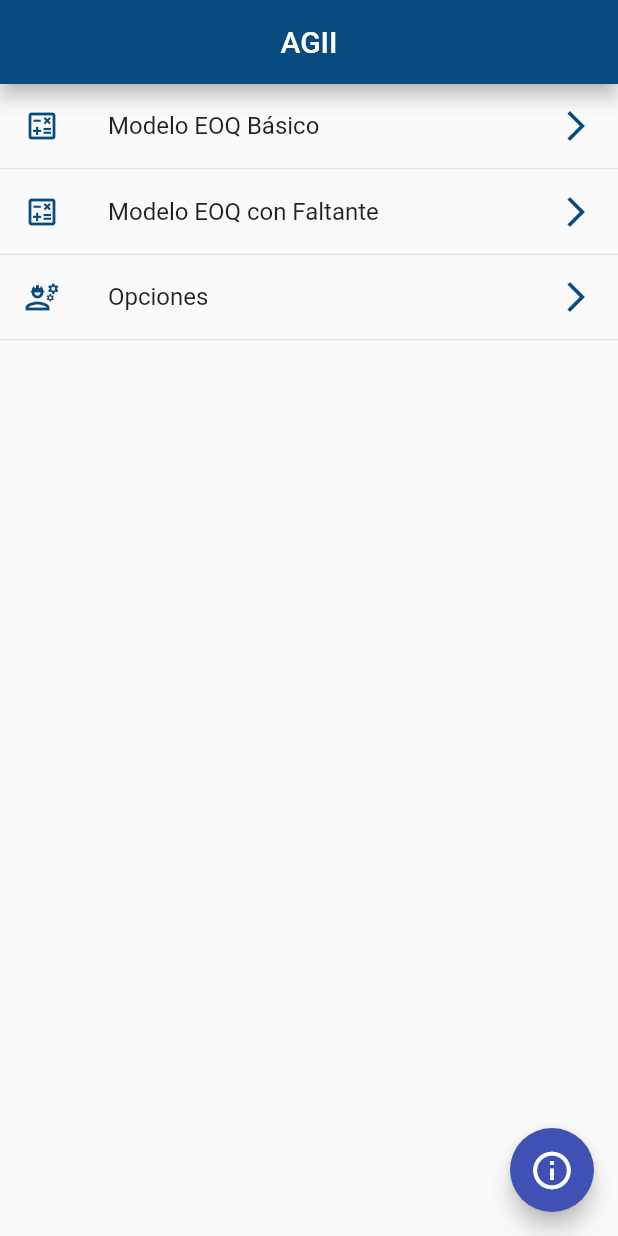
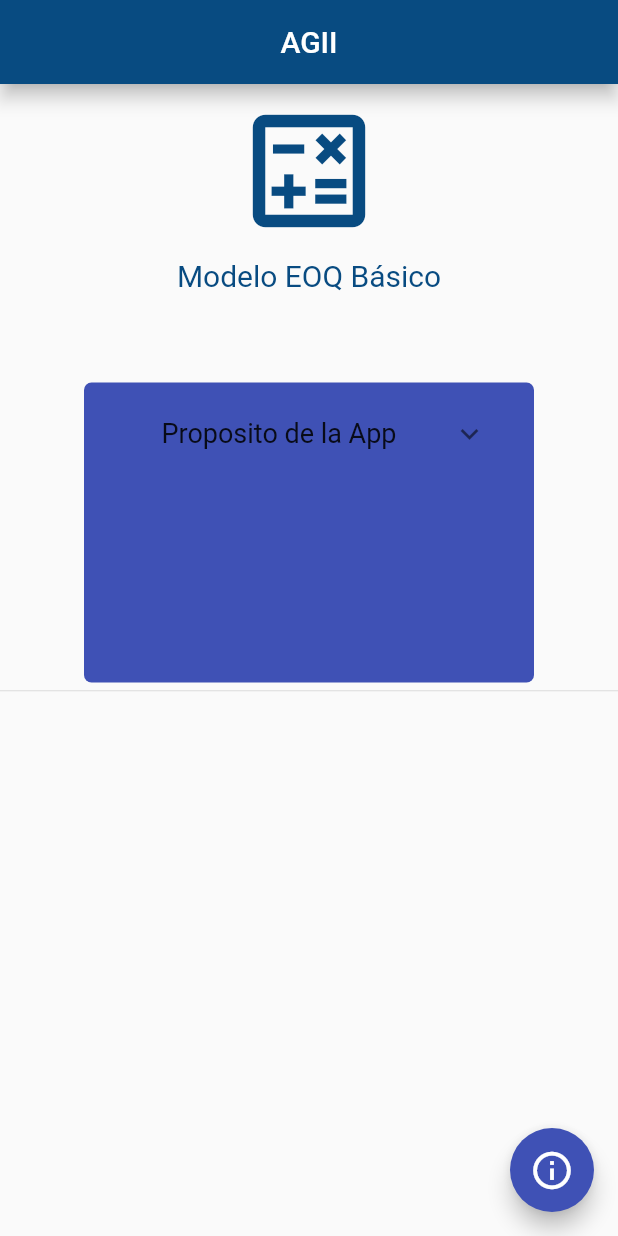
Before and after one commit to Develocrist/alphagii, a Flutter app: the screen it shows after launch, on a phone screen of 412 x 824 dp. Run offline on Flutter 3.47's test engine with Material 2 defaults, Android fonts, the phone set to English and light mode, and no system bars; our stand-ins replace expandable, syncfusion_flutter_charts.

Commit message:
Version beta creada, falta afinar

```diff
--- a/lib/screens/listview1_screen.dart
+++ b/lib/screens/listview1_screen.dart
@@ -1,9 +1,8 @@
 import 'package:agii_alpha/widgets/formula_alert.dart';
+import 'package:expandable/expandable.dart';
 import 'package:flutter/material.dart';
 
 import 'calculator1_screen.dart';
-import 'package:agii_alpha/screens/options_screen.dart';
-import 'package:agii_alpha/screens/calculator2_screen.dart';
 
 class Listview1Screen extends StatelessWidget {
   const Listview1Screen({Key? key}) : super(key: key);
@@ -16,14 +15,10 @@ class Listview1Screen extends StatelessWidget {
           centerTitle: true,
           elevation: 5,
           backgroundColor: const Color.fromRGBO(8, 75, 129, 10)),
-      body: ListView(
+      body: Column(
         children: [
-          ListTile(
-            iconColor: const Color.fromRGBO(8, 75, 129, 10),
-            leading: const Icon(Icons.calculate_outlined),
-            title: const Text('Modelo EOQ Básico'),
-            trailing: const Icon(Icons.arrow_forward_ios_outlined),
-            onTap: () {
+          IconButton(
+            onPressed: () {
               Navigator.push(
                   context,
                   PageRouteBuilder(
@@ -38,71 +33,140 @@ class Listview1Screen extends StatelessWidget {
                       pageBuilder: ((context, animation, secondaryAnimation) {
                         return const MyCalculator();
                       })));
-              // final route = MaterialPageRoute(
-              //   builder: (context) => const MyCalculator(),
-              // );
-              // Navigator.push(context, route);
             },
+            icon: const Icon(Icons.calculate_outlined),
+            iconSize: 100,
+            color: const Color.fromRGBO(8, 75, 129, 10),
           ),
-          const Divider(
-            height: 1,
+          const Text(
+            'Modelo EOQ Básico',
+            textAlign: TextAlign.center,
+            style: TextStyle(
+              fontSize: 20,
+              color: Color.fromRGBO(8, 75, 129, 10),
+            ),
           ),
-          ListTile(
-            iconColor: const Color.fromRGBO(8, 75, 129, 10),
-            leading: const Icon(Icons.calculate_outlined),
-            title: const Text('Modelo EOQ con Faltante'),
-            trailing: const Icon(Icons.arrow_forward_ios_outlined),
-            onTap: () {
-              Navigator.push(
-                  context,
-                  PageRouteBuilder(
-                      transitionDuration: const Duration(milliseconds: 700),
-                      transitionsBuilder:
-                          (context, animation, secondaryAnimation, child) {
-                        return FadeTransition(
-                          opacity: animation,
-                          child: child,
-                        );
-                      },
-                      pageBuilder: ((context, animation, secondaryAnimation) {
-                        return const Calculator2Screen();
-                      })));
+          const SizedBox(
+            height: 60,
+          ),
+          //container se adapta al list view, por eso ocupa la totalidad de la pantalla
+          SingleChildScrollView(
+            child: Container(
+              decoration: BoxDecoration(
+                  borderRadius: BorderRadius.circular(5), color: Colors.indigo),
+              padding:
+                  const EdgeInsets.only(top: 5, left: 15, right: 15, bottom: 5),
+              height: 200,
+              width: 300,
+              child: Column(
+                children: const <Widget>[
+                  ExpansionTile(
+                    title: Text(
+                      'Proposito de la App',
+                      textAlign: TextAlign.center,
+                      style: TextStyle(fontSize: 18),
+                    ),
+                    children: [
+                      Padding(
+                        padding: EdgeInsets.all(8.0),
+                        child: Text(
+                            'La aplicación que estan a punto de utilizar fue desarrollada para los estudiantes de ingenieria, con la finalidad de reforzar el tópico de modelos de inventario'),
+                      )
+                    ],
+                  ),
+                ],
+              ),
+            ),
+          ),
+          SizedBox(
+            height: 5,
+          ),
 
-              // final route = MaterialPageRoute(
-              //   builder: (context) => const Calculator2Screen(),
-              // );
-              // Navigator.push(context, route);
-            },
-          ),
-          const Divider(
-            height: 1,
-          ),
-          ListTile(
-            iconColor: const Color.fromRGBO(8, 75, 129, 10),
-            leading: const Icon(Icons.engineering_outlined),
-            title: const Text('Opciones'),
-            trailing: const Icon(Icons.arrow_forward_ios_outlined),
-            onTap: () {
-              Navigator.push(
-                  context,
-                  PageRouteBuilder(
-                      transitionDuration: const Duration(milliseconds: 700),
-                      transitionsBuilder:
-                          (context, animation, secondaryAnimation, child) {
-                        return FadeTransition(
-                          opacity: animation,
-                          child: child,
-                        );
-                      },
-                      pageBuilder: ((context, animation, secondaryAnimation) {
-                        return const OptionScreen();
-                      })));
-              // final route = MaterialPageRoute(
-              //   builder: (context) => const OptionScreen(),
-              // );
-              // Navigator.push(context, route);
-            },
-          ),
+          // ListTile(
+          //   iconColor: const Color.fromRGBO(8, 75, 129, 10),
+          //   leading: const Icon(Icons.calculate_outlined),
+          //   title: const Text('Modelo EOQ Básico'),
+          //   trailing: const Icon(Icons.arrow_forward_ios_outlined),
+          //   onTap: () {
+          //     Navigator.push(
+          //         context,
+          //         PageRouteBuilder(
+          //             transitionDuration: const Duration(milliseconds: 700),
+          //             transitionsBuilder:
+          //                 (context, animation, secondaryAnimation, child) {
+          //               return FadeTransition(
+          //                 opacity: animation,
+          //                 child: child,
+          //               );
+          //             },
+          //             pageBuilder: ((context, animation, secondaryAnimation) {
+          //               return const MyCalculator();
+          //             })));
+          //     // final route = MaterialPageRoute(
+          //     //   builder: (context) => const MyCalculator(),
+          //     // );
+          //     // Navigator.push(context, route);
+          //   },
+          // ),
+          // const Divider(
+          //   height: 1,
+          // ),
+          // ListTile(
+          //   iconColor: const Color.fromRGBO(8, 75, 129, 10),
+          //   leading: const Icon(Icons.calculate_outlined),
+          //   title: const Text('Modelo EOQ con Faltante'),
+          //   trailing: const Icon(Icons.arrow_forward_ios_outlined),
+          //   onTap: () {
+          //     Navigator.push(
+          //         context,
+          //         PageRouteBuilder(
+          //             transitionDuration: const Duration(milliseconds: 700),
+          //             transitionsBuilder:
+          //                 (context, animation, secondaryAnimation, child) {
+          //               return FadeTransition(
+          //                 opacity: animation,
+          //                 child: child,
+          //               );
+          //             },
+          //             pageBuilder: ((context, animation, secondaryAnimation) {
+          //               return const Calculator2Screen();
+          //             })));
+
+          //     // final route = MaterialPageRoute(
+          //     //   builder: (context) => const Calculator2Screen(),
+          //     // );
+          //     // Navigator.push(context, route);
+          //   },
+          // ),
+          // const Divider(
+          //   height: 1,
+          // ),
+          // ListTile(
+          //   iconColor: const Color.fromRGBO(8, 75, 129, 10),
+          //   leading: const Icon(Icons.engineering_outlined),
+          //   title: const Text('Opciones'),
+          //   trailing: const Icon(Icons.arrow_forward_ios_outlined),
+          //   onTap: () {
+          //     Navigator.push(
+          //         context,
+          //         PageRouteBuilder(
+          //             transitionDuration: const Duration(milliseconds: 700),
+          //             transitionsBuilder:
+          //                 (context, animation, secondaryAnimation, child) {
+          //               return FadeTransition(
+          //                 opacity: animation,
+          //                 child: child,
+          //               );
+          //             },
+          //             pageBuilder: ((context, animation, secondaryAnimation) {
+          //               return const OptionScreen();
+          //             })));
+          //     // final route = MaterialPageRoute(
+          //     //   builder: (context) => const OptionScreen(),
+          //     // );
+          //     // Navigator.push(context, route);
+          //   },
+          // ),
           const Divider(
             height: 1,
           ),
```
Also changed, not shown: pubspec.yaml (+8 -0 lines), assets/icon/icon.png (added), assets/icon/iconagii3.png (renamed from assets/icons/iconagii3.png), pubspec.lock, 28 other files.
